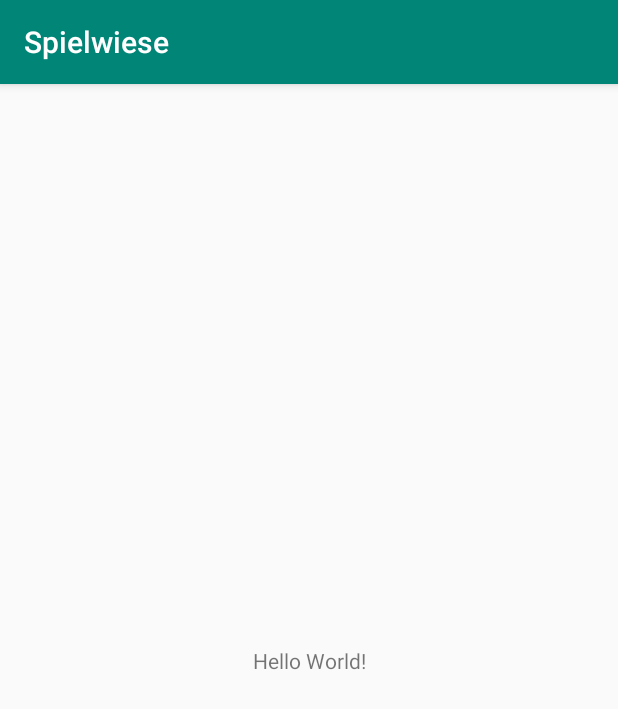
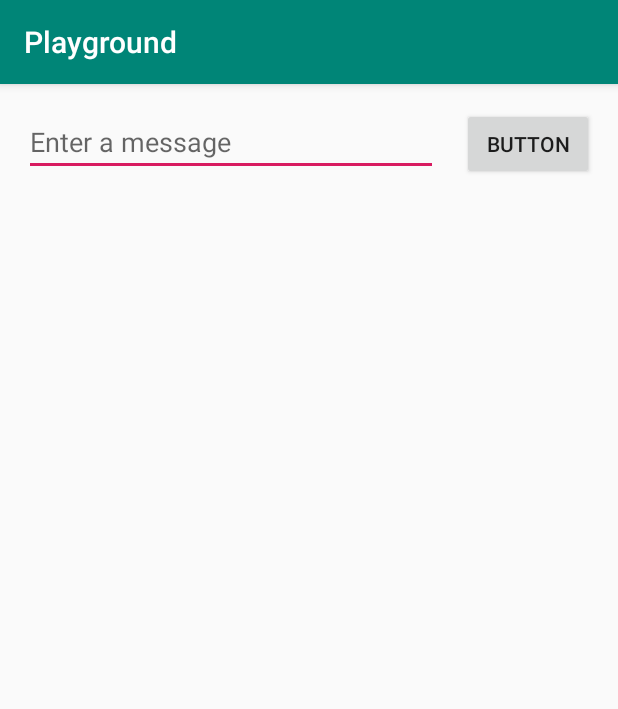
Before and after one commit to Dromzel/playground, an Android app: the screen it shows after launch (MainActivity), on a phone screen of 412 x 824 dp. Shown: the top 709 px of the screen. Run offline under Robolectric (Android 15) with nearby library versions, the phone set to English and light mode, and no system bars.

Commit message:
Tutorial UI-Changes (https://developer.android.com/training/basics/firstapp/building-ui)

```diff
--- a/app/src/main/java/de/mvo/playground/MainActivity.java
+++ b/app/src/main/java/de/mvo/playground/MainActivity.java
@@ -9,6 +9,5 @@ public class MainActivity extends AppCompatActivity {
     protected void onCreate(Bundle savedInstanceState) {
         super.onCreate(savedInstanceState);
         setContentView(R.layout.activity_main);
-        setContentView(R.layout.activity_main);
     }
 }
--- a/app/src/main/res/layout/activity_main.xml
+++ b/app/src/main/res/layout/activity_main.xml
@@ -6,13 +6,34 @@
     android:layout_height="match_parent"
     tools:context="de.mvo.playground.MainActivity">
 
-    <TextView
+    <EditText
+        android:id="@+id/editText"
+        android:layout_width="0dp"
+        android:layout_height="wrap_content"
+        android:layout_marginStart="16dp"
+        android:layout_marginLeft="16dp"
+        android:layout_marginTop="16dp"
+        android:ems="10"
+        android:hint="@string/edit_message"
+        android:inputType="textPersonName"
+        app:layout_constraintEnd_toStartOf="@+id/button"
+        app:layout_constraintHorizontal_bias="0.5"
+        app:layout_constraintStart_toStartOf="parent"
+        app:layout_constraintTop_toTopOf="parent" />
+
+    <Button
+        android:id="@+id/button"
         android:layout_width="wrap_content"
         android:layout_height="wrap_content"
-        android:text="Hello World!"
-        app:layout_constraintBottom_toBottomOf="parent"
-        app:layout_constraintLeft_toLeftOf="parent"
-        app:layout_constraintRight_toRightOf="parent"
-        app:layout_constraintTop_toTopOf="parent" />
+        android:layout_marginStart="16dp"
+        android:layout_marginLeft="16dp"
+        android:layout_marginEnd="16dp"
+        android:layout_marginRight="16dp"
+        android:text="Button"
+        app:layout_constraintBaseline_toBaselineOf="@+id/editText"
+        app:layout_constraintEnd_toEndOf="parent"
+        app:layout_constraintHorizontal_bias="0.5"
+        app:layout_constraintStart_toEndOf="@+id/editText"
+        tools:text="@string/button_send" />
 
 </android.support.constraint.ConstraintLayout>
--- a/app/src/main/res/values/strings.xml
+++ b/app/src/main/res/values/strings.xml
@@ -1,3 +1,5 @@
 <resources>
-    <string name="app_name">Spielwiese</string>
+    <string name="app_name">Playground</string>
+    <string name="button_send">Send</string>
+    <string name="edit_message">Enter a message</string>
 </resources>
```
